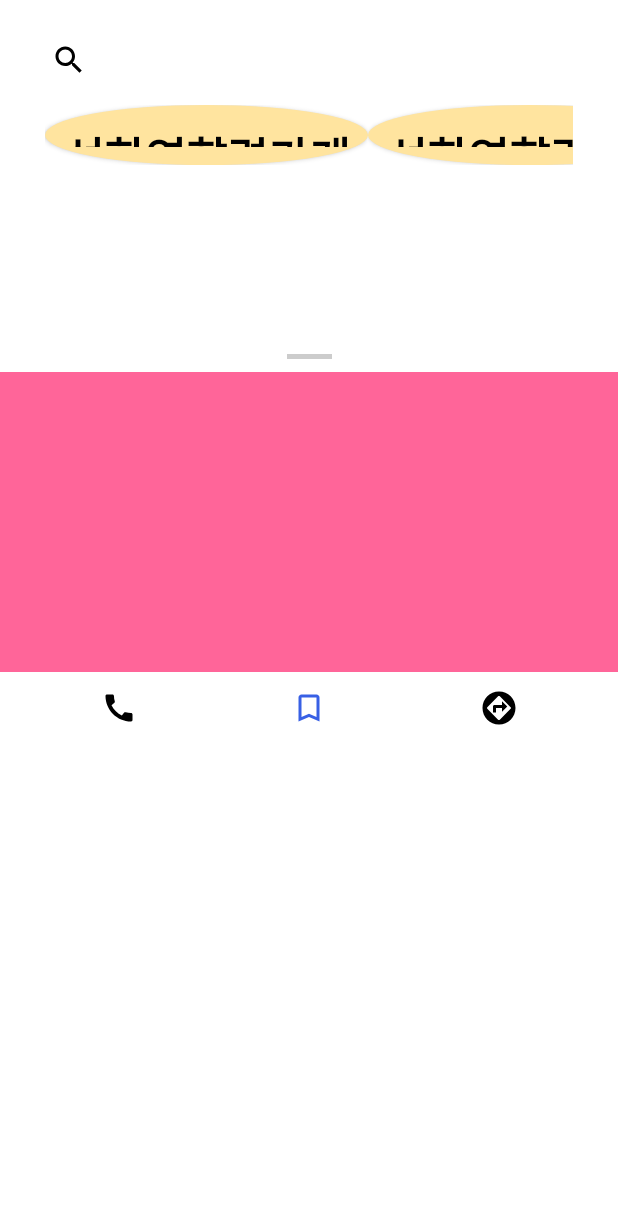
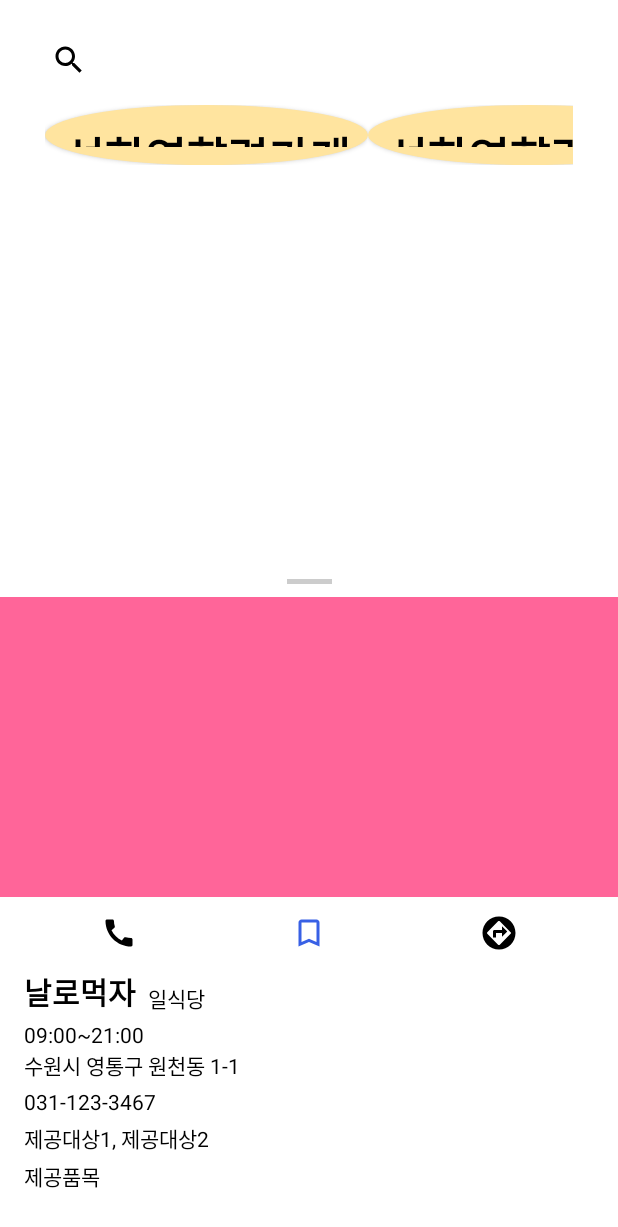
Before and after one commit to 2023-Ajou-Capstone-Design/dreame-android, an Android app: the layout activity_map.xml on its own in the app's theme, with its tools: preview values and no code run, on a phone screen of 412 x 824 dp. Shown: the top 1227 px of the screen. Run offline under Robolectric (Android 15) with nearby library versions, the phone set to English and light mode, and no system bars; plain views replace MapView; network calls fail.

Commit message:
bottomSheetStoreList complete

```diff
--- a/app/src/main/res/layout/bottom_sheet_detail_page.xml
+++ b/app/src/main/res/layout/bottom_sheet_detail_page.xml
@@ -4,10 +4,10 @@
     xmlns:tools="http://schemas.android.com/tools"
     android:id="@+id/bottomSheetDetail"
     android:layout_width="match_parent"
-    android:layout_height="600dp"
+    android:layout_height="450dp"
     android:background="@color/white"
     app:behavior_hideable="true"
-    app:behavior_peekHeight="600dp"
+    app:behavior_peekHeight="450dp"
     app:layout_behavior="com.google.android.material.bottomsheet.BottomSheetBehavior">
 
     <View
@@ -85,7 +85,7 @@
             android:textStyle="bold"
             app:layout_constraintStart_toStartOf="@id/bottomSheetImageButtonLinearLayout"
             app:layout_constraintTop_toBottomOf="@id/bottomSheetImageButtonLinearLayout"
-            tools:text="날로먹자" />
+            android:text="날로먹자" />
 
         <TextView
             android:id="@+id/bottomSheetDetailCategoryTextView"
@@ -95,7 +95,7 @@
             android:textColor="@color/black"
             app:layout_constraintBottom_toBottomOf="@id/bottomSheetDetailStoreNameTextView"
             app:layout_constraintStart_toEndOf="@id/bottomSheetDetailStoreNameTextView"
-            tools:text="일식당" />
+            android:text="일식당" />
 
         <TextView
             android:id="@+id/bottomSheetDetailWorkingTimeTextView"
@@ -105,7 +105,7 @@
             android:textColor="@color/black"
             app:layout_constraintStart_toStartOf="parent"
             app:layout_constraintTop_toBottomOf="@id/bottomSheetDetailStoreNameTextView"
-            tools:text="09:00~21:00" />
+            android:text="09:00~21:00" />
 
         <TextView
             android:id="@+id/bottomSheetDetailAddressTextView"
@@ -114,7 +114,7 @@
             android:textColor="@color/black"
             app:layout_constraintStart_toStartOf="parent"
             app:layout_constraintTop_toBottomOf="@id/bottomSheetDetailWorkingTimeTextView"
-            tools:text="수원시 영통구 원천동 1-1" />
+            android:text="수원시 영통구 원천동 1-1" />
 
         <TextView
             android:id="@+id/bottomSheetDetailPhoneNumberTextView"
@@ -124,7 +124,7 @@
             android:textColor="@color/black"
             app:layout_constraintStart_toStartOf="parent"
             app:layout_constraintTop_toBottomOf="@id/bottomSheetDetailAddressTextView"
-            tools:text="031-123-3467" />
+            android:text="031-123-3467" />
 
         <TextView
             android:id="@+id/bottomSheetDetailProvidedSubjectTextView"
@@ -134,7 +134,7 @@
             android:textColor="@color/black"
             app:layout_constraintStart_toStartOf="parent"
             app:layout_constraintTop_toBottomOf="@id/bottomSheetDetailPhoneNumberTextView"
-            tools:text="제공대상1, 제공대상2" />
+            android:text="제공대상1, 제공대상2" />
 
         <TextView
             android:id="@+id/bottomSheetDetailProvidedItemTextView"
@@ -144,7 +144,7 @@
             android:textColor="@color/black"
             app:layout_constraintStart_toStartOf="parent"
             app:layout_constraintTop_toBottomOf="@id/bottomSheetDetailProvidedSubjectTextView"
-            tools:text="제공품목" />
+            android:text="제공품목" />
 
     </androidx.constraintlayout.widget.ConstraintLayout>
 
```
Also changed, not shown: app/src/main/java/com/example/dreamixmlversion/ui/map/MapActivity.kt (+24 -25 lines).
